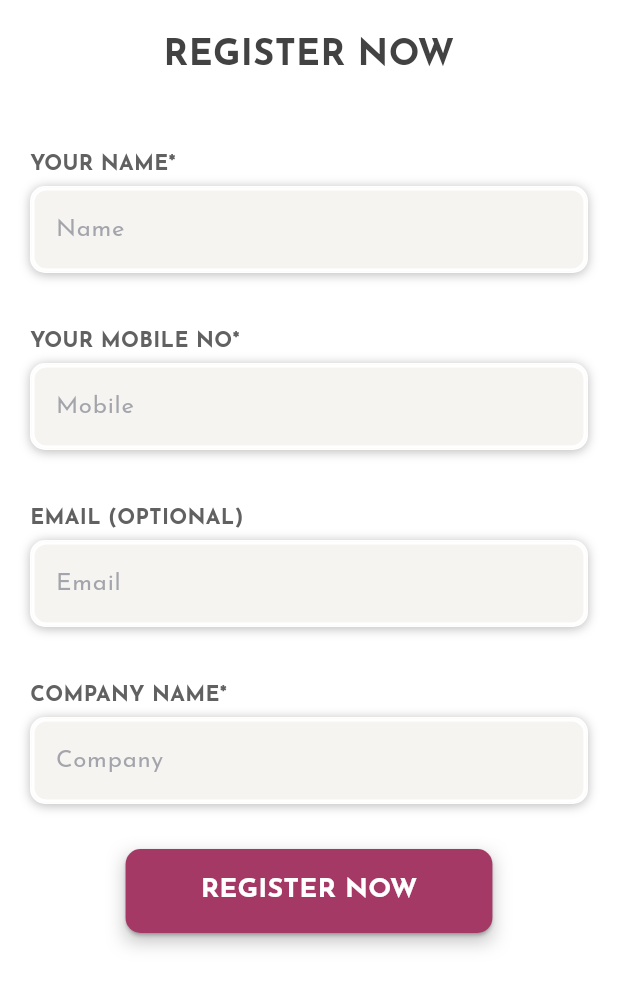
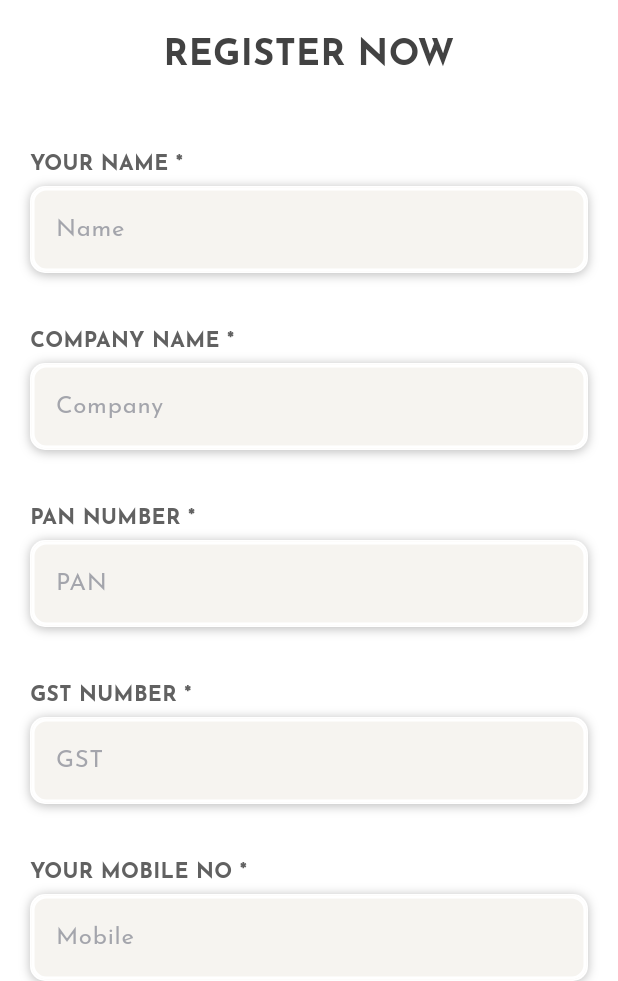
Before and after one commit to NigilDharsan/TN-Jewellers, a Flutter app: the screen it shows after launch, after a tap on "SIGN IN", after a tap on "REGISTER NOW", on a phone screen of 412 x 824 dp, the part 255-1236 px from its top. Run offline on Flutter 3.47's test engine with Material 3 defaults, Android fonts, the phone set to English and light mode, and no system bars; our stand-ins replace connectivity_plus, file_picker, flutter_svg, flutter_switch, get, get_storage and 4 more; missing offline and left inert: flutter_sound, record; project files that could hold a hidden picture were left out.

Commit message:
login api implemented.

```diff
--- a/lib/main.dart
+++ b/lib/main.dart
@@ -1,19 +1,26 @@
 import 'dart:io';
 import 'dart:ui';
+
 import 'package:TNJewellers/Utils/core/helper/route_helper.dart';
 import 'package:TNJewellers/Utils/core/initial_binding/initial_binding.dart';
 import 'package:TNJewellers/src/splash/controller/splash_controller.dart';
+import 'package:TNJewellers/utils/Loader/Loader.dart';
+import 'package:TNJewellers/utils/Loader/LoaderController.dart';
 import 'package:TNJewellers/utils/app_constants.dart';
 import 'package:TNJewellers/utils/core/theme/controller/theme_controller.dart';
 import 'package:flutter/material.dart';
 import 'package:get/get.dart';
 import 'package:get_storage/get_storage.dart';
+
 import 'utils/core/theme/dark_theme.dart';
 import 'utils/core/theme/light_theme.dart';
 
 Future<void> main() async {
   WidgetsFlutterBinding.ensureInitialized();
-  initControllers();
+
+  Get.put(LoaderController());
+
+  await initControllers();
   await GetStorage.init();
   HttpOverrides.global = MyHttpOverrides();
   WidgetsFlutterBinding.ensureInitialized();
@@ -65,7 +72,7 @@ class _MyAppState extends State<MyApp> {
             return Stack(
               children: [
                 child!,
-                // Loader(), // Add the Loader widget here
+                Loader(), // Add the Loader widget here
               ],
             );
           },
--- a/lib/src/auth/controller/auth_controller.dart
+++ b/lib/src/auth/controller/auth_controller.dart
@@ -1,19 +1,16 @@
 import 'dart:async';
 
+import 'package:TNJewellers/src/Dashbord/TabScreen.dart';
+import 'package:TNJewellers/src/auth/repository/auth_repo.dart';
+import 'package:TNJewellers/utils/Loader/loader_utils.dart';
 import 'package:flutter/material.dart';
 import 'package:get/get.dart';
-import 'package:TNJewellers/src/auth/repository/auth_repo.dart';
-import 'package:TNJewellers/utils/widgets/custom_snackbar.dart';
 import 'package:shared_preferences/shared_preferences.dart';
 
 class AuthController extends GetxController implements GetxService {
   final AuthRepo authRepo;
 
   AuthController({required this.authRepo});
-
-  String? _verificationId;
-  bool _isOtpSent = false;
-  int? _resendToken; // Used for resending OTP
 
   bool _isLoading = false;
   bool? _acceptTerms = false;
@@ -30,6 +27,9 @@ class AuthController extends GetxController implements GetxService {
     isEditLocation.value = isEdit;
   }
 
+  final formKey = GlobalKey<FormState>();
+  bool obscurePassword = true;
+
   ///TextEditingController for signUp screen
   var firstNameController = TextEditingController();
   var lastNameController = TextEditingController();
@@ -42,17 +42,6 @@ class AuthController extends GetxController implements GetxService {
   var countryDialCodeController = TextEditingController();
   var countryNameController = TextEditingController();
   var operationArea = TextEditingController();
-
-  var establishNameController = TextEditingController();
-  var establishCountryController = TextEditingController();
-  var restaurantIdController = TextEditingController();
-  var gstinNumberController = TextEditingController();
-  var establishTypeController = TextEditingController();
-  var establishDialCodeController = TextEditingController();
-  var establishContactController = TextEditingController();
-  var establishEmailController = TextEditingController();
-
-  var supplierDocTypeController = TextEditingController();
 
   bool isEstablishment = false;
 
@@ -221,55 +210,54 @@ class AuthController extends GetxController implements GetxService {
   Future<void> login() async {
     _hideKeyboard();
     _isLoading = true;
+    loaderController.showLoaderAfterBuild(_isLoading);
+
     update();
 
-    if (await validateUser(signInEmailController.text.trim())) {
     Response? response = await authRepo.login(
-          email: _emailAddress, password: signInPasswordController.value.text);
+        email: emailController.value.text,
+        password: passwordController.value.text);
     if (response != null && response.statusCode == 200) {
       print("LOGIN RESPONSE ${response.body}");
-        String accessToken = response.body['access_token'];
-        String refreshToken = response.body['refresh_token'];
-
-        print('refreshToken: $refreshToken');
+      String accessToken = response.body['token'];
 
       emailController.clear();
       passwordController.clear();
+      Get.offAll(TabsScreen()); // Perform login action
     }
 
     _isLoading = false;
+    loaderController.showLoaderAfterBuild(_isLoading);
+
     update();
-    } else {
-      print('Invalid User');
-    }
   }
 
-  //forgot password
-  Future<void> forgetPasswordOTP({required String isVerifyEmail}) async {
-    if (emailController.value.text.isEmpty) return;
-    _hideKeyboard();
-    _isLoading = true;
-    update();
+  // //forgot password
+  // Future<void> forgetPasswordOTP({required String isVerifyEmail}) async {
+  //   if (emailController.value.text.isEmpty) return;
+  //   _hideKeyboard();
+  //   _isLoading = true;
+  //   update();
 
-    if (await validateUser(emailController.text.trim())) {
-      Response? response = await authRepo.forgetPasswordOTP(_emailAddress,
-          isVerifyEmail: isVerifyEmail);
-      if (response?.statusCode == 201) {
-        final arguments = {
-          'email': emailController.value.text,
-        };
+  //   if (await validateUser(emailController.text.trim())) {
+  //     Response? response = await authRepo.forgetPasswordOTP(_emailAddress,
+  //         isVerifyEmail: isVerifyEmail);
+  //     if (response?.statusCode == 201) {
+  //       final arguments = {
+  //         'email': emailController.value.text,
+  //       };
 
-        _verificationCode = '';
-        _otp = '';
-        customSnackBar(response?.body['message'], isError: false);
-        // Get.toNamed(RouteHelper.forgotPasswordOTPVerificationScreen,
-        //     arguments: arguments);
-      }
-    }
+  //       _verificationCode = '';
+  //       _otp = '';
+  //       customSnackBar(response?.body['message'], isError: false);
+  //       // Get.toNamed(RouteHelper.forgotPasswordOTPVerificationScreen,
+  //       //     arguments: arguments);
+  //     }
+  //   }
 
-    _isLoading = false;
-    update();
-  }
+  //   _isLoading = false;
+  //   update();
+  // }
 
   String _verificationCode = '';
   String _otp = '';
--- a/lib/src/auth/signIn/LoginScreen.dart
+++ b/lib/src/auth/signIn/LoginScreen.dart
@@ -1,4 +1,4 @@
-import 'package:TNJewellers/src/Dashbord/TabScreen.dart';
+import 'package:TNJewellers/src/auth/controller/auth_controller.dart';
 import 'package:TNJewellers/utils/colors.dart';
 import 'package:TNJewellers/utils/core/helper/route_helper.dart';
 import 'package:TNJewellers/utils/images.dart';
@@ -13,11 +13,6 @@ class LoginScreen extends StatefulWidget {
 }
 
 class _LoginScreenState extends State<LoginScreen> {
-  final _formKey = GlobalKey<FormState>();
-  final TextEditingController _emailController = TextEditingController();
-  final TextEditingController _passwordController = TextEditingController();
-  bool _obscurePassword = true;
-
   @override
   Widget build(BuildContext context) {
     return Scaffold(
@@ -25,9 +20,10 @@ class _LoginScreenState extends State<LoginScreen> {
       body: Padding(
         padding: const EdgeInsets.symmetric(horizontal: 20.0),
         child: Center(
-          child: SingleChildScrollView(
+          child: GetBuilder<AuthController>(builder: (controller) {
+            return SingleChildScrollView(
               child: Form(
-              key: _formKey,
+                key: controller.formKey,
                 child: Column(
                   mainAxisAlignment: MainAxisAlignment.center,
                   children: [
@@ -41,26 +37,35 @@ class _LoginScreenState extends State<LoginScreen> {
                           color: brandGreyColor),
                     ),
                     const SizedBox(height: 30),
-                  _buildTextField('Enter your text here',
-                      'LOGIN/USER NAME/EMAIL', _emailController, false),
+                    _buildTextField(
+                        'Enter your text here',
+                        'LOGIN/USER NAME/EMAIL',
+                        controller.emailController,
+                        false,
+                        controller),
                     const SizedBox(height: 20),
                     _buildTextField('Enter your text here', 'PASSWORD',
-                      _passwordController, true),
+                        controller.passwordController, true, controller),
                     const SizedBox(height: 30),
-                  _buildSignInButton(),
+                    _buildSignInButton(controller),
                     const SizedBox(height: 30),
                     _buildRegisterButton(),
                   ],
                 ),
               ),
-          ),
+            );
+          }),
         ),
       ),
     );
   }
 
-  Widget _buildTextField(String hintName, String label,
-      TextEditingController controller, bool isPassword) {
+  Widget _buildTextField(
+      String hintName,
+      String label,
+      TextEditingController textController,
+      bool isPassword,
+      AuthController controller) {
     return Column(
       crossAxisAlignment: CrossAxisAlignment.start,
       children: [
@@ -85,8 +90,8 @@ class _LoginScreenState extends State<LoginScreen> {
           child: Padding(
             padding: const EdgeInsets.all(2.0),
             child: TextFormField(
-              controller: controller,
-              obscureText: isPassword ? _obscurePassword : false,
+              controller: textController,
+              obscureText: isPassword ? controller.obscurePassword : false,
               decoration: InputDecoration(
                 hintText: hintName,
                 hintStyle: const TextStyle(color: brandGreySoftColor),
@@ -99,15 +104,18 @@ class _LoginScreenState extends State<LoginScreen> {
                 suffixIcon: isPassword
                     ? IconButton(
                         icon: Icon(
-                          _obscurePassword
+                          controller.obscurePassword
                               ? Icons.visibility_off
                               : Icons.visibility,
                           color: Colors.black,
                         ),
                         onPressed: () {
-                          setState(() {
-                            _obscurePassword = !_obscurePassword;
-                          });
+                          if (controller.obscurePassword) {
+                            controller.obscurePassword = false;
+                          } else {
+                            controller.obscurePassword = true;
+                          }
+                          controller.update();
                         },
                       )
                     : null,
@@ -126,7 +134,7 @@ class _LoginScreenState extends State<LoginScreen> {
     );
   }
 
-  Widget _buildSignInButton() {
+  Widget _buildSignInButton(AuthController controller) {
     return Container(
       width: 235,
       height: 50,
@@ -147,8 +155,8 @@ class _LoginScreenState extends State<LoginScreen> {
           ),
         ),
         onPressed: () {
-          if (_formKey.currentState!.validate()) {
-            Get.offAll(TabsScreen()); // Perform login action
+          if (controller.formKey.currentState!.validate()) {
+            controller.login();
           }
         },
         child: const Text(
--- a/lib/src/auth/signIn/RegisterScreen.dart
+++ b/lib/src/auth/signIn/RegisterScreen.dart
@@ -36,19 +36,31 @@ class _RegisterScreenState extends State<RegisterScreen> {
               child: Column(
                 crossAxisAlignment: CrossAxisAlignment.start,
                 children: [
-                  buildInputField('Name', "Your Name*", nameController,
+                  buildInputField('Name', "Your Name *", nameController,
                       "Please enter your name"),
                   SizedBox(height: 20),
-                  buildInputField('Mobile', "Your Mobile No*", mobileController,
-                      "Please enter a valid mobile number",
+                  buildInputField('Company', "Company Name *",
+                      companyController, "Please enter your company name"),
+                  SizedBox(height: 20),
+                  buildInputField('PAN', "PAN NUMBER *", companyController,
+                      "Please enter your pan number"),
+                  SizedBox(height: 20),
+                  buildInputField('GST', "GST NUMBER *", companyController,
+                      "Please enter your gst number"),
+                  SizedBox(height: 20),
+                  buildInputField('Mobile', "Your Mobile No *",
+                      mobileController, "Please enter a valid mobile number",
                       isNumber: true),
                   SizedBox(height: 20),
                   buildInputField('Email', "Email (Optional)", emailController,
                       "Enter a valid email",
                       isEmail: true, isRequired: false),
                   SizedBox(height: 20),
-                  buildInputField('Company', "Company Name*", companyController,
-                      "Please enter your company name"),
+                  buildInputField('Password', "Password *", companyController,
+                      "Please enter your password"),
+                  SizedBox(height: 20),
+                  buildInputField('Password', "Confirm Password *",
+                      companyController, "Please enter your confirm password"),
                   SizedBox(height: 30),
                   Center(
                     child: Container(
--- a/lib/utils/Loader/Loader.dart
+++ b/lib/utils/Loader/Loader.dart
@@ -1,8 +1,8 @@
-import 'package:flutter/material.dart';
-import 'package:get/get.dart';
 import 'package:TNJewellers/utils/Loader/LoaderController.dart';
 import 'package:TNJewellers/utils/colors.dart';
 import 'package:TNJewellers/utils/images.dart';
+import 'package:flutter/material.dart';
+import 'package:get/get.dart';
 
 class Loader extends StatelessWidget {
   final bool? isLoading;
@@ -44,7 +44,7 @@ class Loader extends StatelessWidget {
                         SizedBox(
                             width: 130,
                             height: 40,
-                            child: Image.asset(Images.hello_axi_logo)),
+                            child: Image.asset(Images.logoPng)),
                         const SizedBox(
                           height: 5,
                           width: 130,
--- a/lib/utils/app_constants.dart
+++ b/lib/utils/app_constants.dart
@@ -5,87 +5,8 @@ class AppConstants {
   static const String onBoards = 'on-boards';
   static const String socialLoginUrl = 'social-login';
 
-  static const String mobileDeviceUrl = 'api/mobile-devices';
-  static const String signupVerificationUrl =
-      'api/uam/users/sign-up-verification';
-  static const String registerUrl = 'api/uam/registration';
-  static const String createAddressUrl =
-      'api/uam/account-addresses/create-address';
-  static const String updateAddressUrl = 'api/uam/registration';
-
-  static const String bankAccountVerifyUrl = 'api/razorpay/fund-accounts';
-
-  static const String addBankAccountUrl = 'api/bank-account-details';
-  static const String defaultAddressUrl =
-      "api/uam/account-addresses/default-address";
-
-  static const String addressList = "api/uam/account-addresses/";
-  static const String accountDetailUrl = "api/bank-account-details/";
-  //
-  static const String registerWithPhone = 'register-by-phone';
-  static const String verifyPhoneOTP = 'verify-phone-otp';
-  static const String resendPhoneOTP = 'resend-phone-otp';
-  static const String getPhoneLoginOTP = 'get-login-otp';
-  static const String verifyLoginPhoneOTP = 'verify-login-otp';
-  static const String verifyEmailOTP = 'email-verify';
-  static const String resendEmailOTP = 'resend-email-otp';
-  static const String forgotPasswordOTP = 'api/uam/otp/generate';
-
-  // static const String verifyOTPForForgotPassword = 'verify-otp';
-  static const String resetPassword = 'api/uam/users/reset-password';
-  static const String changePassword = 'api/uam/users/change-password';
-  static const String getAntiForgeryToken = 'api/uam/antiforgery-token';
-
-  //home
-  static const String homeScreen = 'home-screen';
-
-  //profile
-  static const String profile = 'api/uam/me';
-  static const String updateProfile = 'user/update-profile';
-  static const String deleteAccount = 'user/delete-account';
-
-  static const String avatarUpdate = 'api/uam/users/profile/avatar';
-  static const String getAvatarUrl = 'api/uam/users/';
-  static const String validateUrl = 'api/uam/users/validate/MOBILE/';
-  static const String kycDocuments = 'api/documents';
-
-  //search
-  static const String searchCourses = "search-courses";
-
-  //Chat
-
-  static const String chatCountApi = 'api/messages/GetUnReadMessageCount';
-  static const String chatHubApi = 'api/chat/chathub';
-
-  //notification
-  static const String notificationApi = 'user/notifications';
-  static const String getNotificationSettingApi =
-      'api/uam/user-notifications-configs/search?';
-  static const String updateNotificationSettingApi =
-      "api/uam/user-notifications-configs/";
-  static const String getNotificationUrl = 'api/saas/push-notifications';
-
-  //report
-  static const String getSupplierReportUrl = 'api/get-supplier-graph-data';
-  static const String getDriverReportUrl = 'api/get-driver-graph-data';
-
-// UCO
-  static const String ucoSchedulePost = 'api/uco-schedules';
-  static const String ucoGetData = 'mobile/uco-mdm';
-  static const String ucoTypeUrl = 'mobile/uco-type';
-  static const String documentTypes = 'mobile/supplier-documents';
-  static const String ucoEstablishmentData = 'mobile/registration';
-  static const String uploadDocuments = 'api/documents/upload-documents';
-  static const String driverDocumentTypes = 'mobile/driver-documents';
-  static const String raiseComplaint = 'api/complaints';
-  static const String getUploadFiles = 'api/documents/search?';
-  static const String chatConversations = 'api/conversations';
-  static const String groupChatConversations = 'api/conversations/participants';
-
-  static const String getDocumentation = "api/uco-configurations/UCOSUPDOC/";
-  static const String uploadDocumentation = "api/supplier-document-upload";
-  static const String ucoDateConfigUrl = "api/uco-configurations/SUPPICKDAYS/";
-  static const String ucoConfigurationUrl = "api/uco-configurations/";
+  static const String customerLogin = 'customersettings/customer_login/';
+  static const String customerSignup = 'customersettings/customer_signup/';
 
   static const String isSupplier = 'is_supplier';
   static const String notificationChannel = 'channel_type';
--- a/lib/utils/core/initial_binding/initial_binding.dart
+++ b/lib/utils/core/initial_binding/initial_binding.dart
@@ -2,7 +2,6 @@ import 'package:TNJewellers/src/auth/controller/auth_controller.dart';
 import 'package:TNJewellers/src/auth/repository/auth_repo.dart';
 import 'package:TNJewellers/src/splash/controller/splash_controller.dart';
 import 'package:TNJewellers/src/splash/repository/splash_repo.dart';
-import 'package:TNJewellers/utils/Loader/LoaderController.dart';
 import 'package:TNJewellers/utils/config.dart';
 import 'package:TNJewellers/utils/core/theme/controller/theme_controller.dart';
 import 'package:TNJewellers/utils/data/provider/client_api.dart';
@@ -34,8 +33,6 @@ class InitialBinding extends Bindings {
 }
 
 Future<void> initControllers() async {
-  Get.put(() => LoaderController());
-
   final sharedPreferences = await SharedPreferences.getInstance();
   Get.put<SharedPreferences>(sharedPreferences); // Register it in GetX
 
```
Also changed, not shown: lib/src/auth/repository/auth_repo.dart (+51 -66 lines), lib/utils/config.dart (+4 -4 lines). Lines whose indentation alone changed are shown as unchanged.
